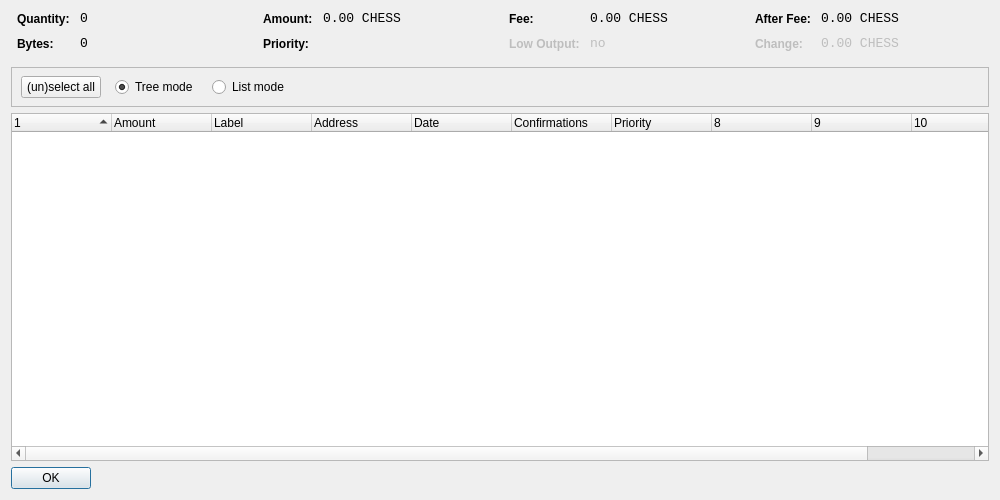
Old version of the form src/qt/forms/coincontroldialog.ui in the repository AKKPP/ChessCoin032-Core-x64.
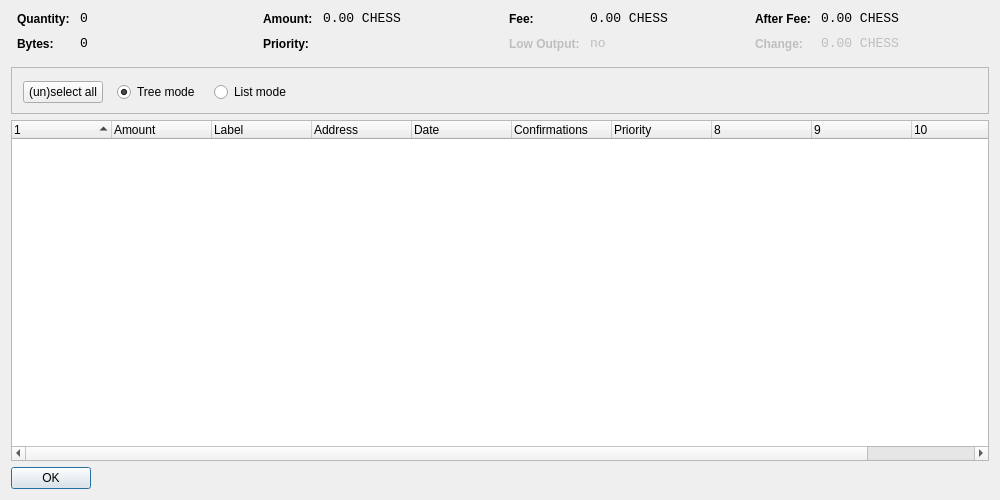
New version of the form. Custom widgets are drawn as their Qt base class.

The edit to the form file:
```diff
--- a/src/qt/forms/coincontroldialog.ui
+++ b/src/qt/forms/coincontroldialog.ui
@@ -361,7 +361,7 @@
      <property name="minimumSize">
       <size>
        <width>0</width>
-       <height>40</height>
+       <height>47</height>
       </size>
      </property>
      <property name="frameShape">
@@ -373,8 +373,8 @@
      <widget class="QWidget" name="horizontalLayoutWidget">
       <property name="geometry">
        <rect>
-        <x>10</x>
-        <y>0</y>
+        <x>12</x>
+        <y>3</y>
         <width>781</width>
         <height>41</height>
        </rect>
@@ -383,6 +383,9 @@
        <property name="spacing">
         <number>14</number>
        </property>
+       <property name="topMargin">
+        <number>3</number>
+       </property>
        <item>
         <widget class="QPushButton" name="pushButtonSelectAll">
          <property name="sizePolicy">
```
